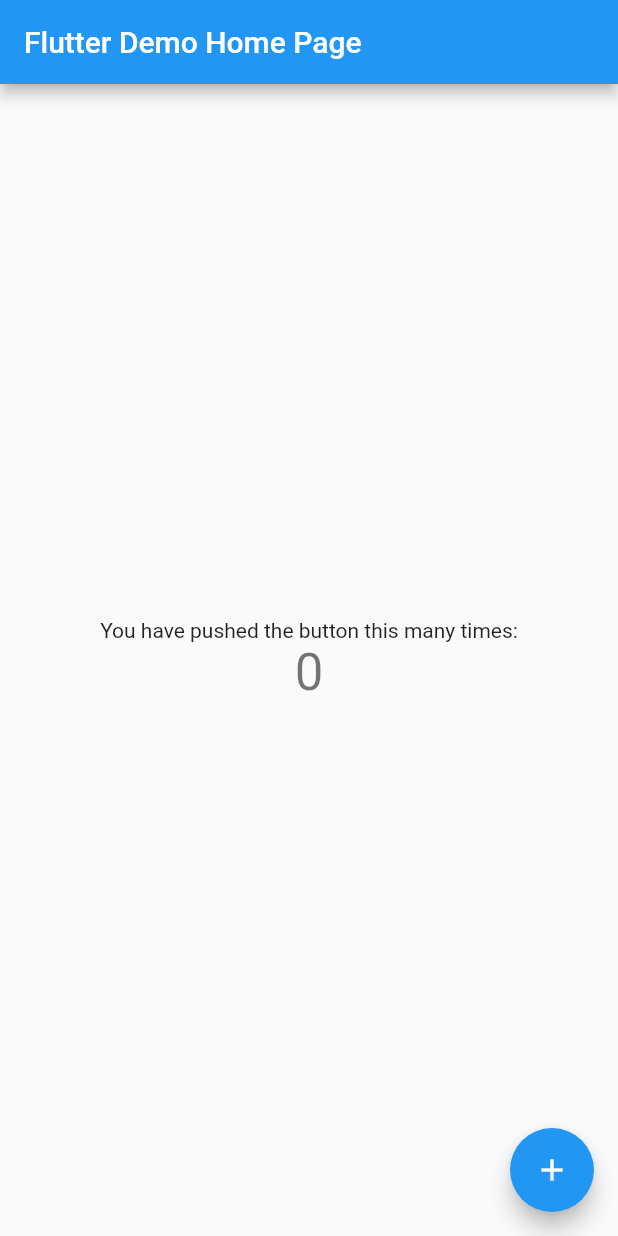
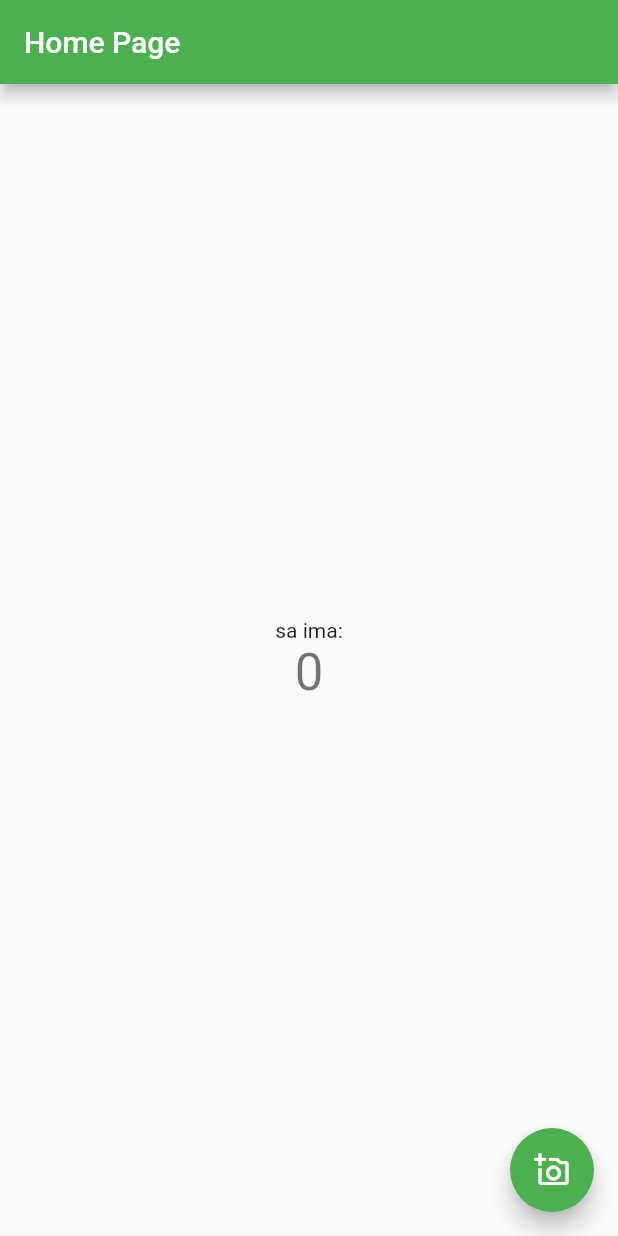
Before and after one commit to gane11/flutterTest, a Flutter app: the screen it shows after launch, on a phone screen of 412 x 824 dp. Run offline on Flutter 3.47's test engine with Material 2 defaults, Android fonts, the phone set to English and light mode, and no system bars; missing offline and left inert: qr_code_scanner.

```diff
--- a/flutter_application_1/lib/main.dart
+++ b/flutter_application_1/lib/main.dart
@@ -1,4 +1,7 @@
 import 'package:flutter/material.dart';
+import 'package:qr_code_scanner/qr_code_scanner.dart';
+import 'dart:developer';
+import 'dart:io';
 
 void main() {
   runApp(const MyApp());
@@ -11,35 +14,17 @@ class MyApp extends StatelessWidget {
   @override
   Widget build(BuildContext context) {
     return MaterialApp(
-      title: 'Flutter Demo',
+      title: 'Gane',
       theme: ThemeData(
-        // This is the theme of your application.
-        //
-        // Try running your application with "flutter run". You'll see the
-        // application has a blue toolbar. Then, without quitting the app, try
-        // changing the primarySwatch below to Colors.green and then invoke
-        // "hot reload" (press "r" in the console where you ran "flutter run",
-        // or simply save your changes to "hot reload" in a Flutter IDE).
-        // Notice that the counter didn't reset back to zero; the application
-        // is not restarted.
-        primarySwatch: Colors.blue,
+        primarySwatch: Colors.green,
       ),
-      home: const MyHomePage(title: 'Flutter Demo Home Page'),
+      home: const MyHomePage(title: 'Home Page'),
     );
   }
 }
 
 class MyHomePage extends StatefulWidget {
   const MyHomePage({super.key, required this.title});
-
-  // This widget is the home page of your application. It is stateful, meaning
-  // that it has a State object (defined below) that contains fields that affect
-  // how it looks.
-
-  // This class is the configuration for the state. It holds the values (in this
-  // case the title) provided by the parent (in this case the App widget) and
-  // used by the build method of the State. Fields in a Widget subclass are
-  // always marked "final".
 
   final String title;
 
@@ -52,51 +37,22 @@ class _MyHomePageState extends State<MyHomePage> {
 
   void _incrementCounter() {
     setState(() {
-      // This call to setState tells the Flutter framework that something has
-      // changed in this State, which causes it to rerun the build method below
-      // so that the display can reflect the updated values. If we changed
-      // _counter without calling setState(), then the build method would not be
-      // called again, and so nothing would appear to happen.
       _counter++;
     });
   }
 
   @override
   Widget build(BuildContext context) {
-    // This method is rerun every time setState is called, for instance as done
-    // by the _incrementCounter method above.
-    //
-    // The Flutter framework has been optimized to make rerunning build methods
-    // fast, so that you can just rebuild anything that needs updating rather
-    // than having to individually change instances of widgets.
     return Scaffold(
       appBar: AppBar(
-        // Here we take the value from the MyHomePage object that was created by
-        // the App.build method, and use it to set our appbar title.
         title: Text(widget.title),
       ),
       body: Center(
-        // Center is a layout widget. It takes a single child and positions it
-        // in the middle of the parent.
         child: Column(
-          // Column is also a layout widget. It takes a list of children and
-          // arranges them vertically. By default, it sizes itself to fit its
-          // children horizontally, and tries to be as tall as its parent.
-          //
-          // Invoke "debug painting" (press "p" in the console, choose the
-          // "Toggle Debug Paint" action from the Flutter Inspector in Android
-          // Studio, or the "Toggle Debug Paint" command in Visual Studio Code)
-          // to see the wireframe for each widget.
-          //
-          // Column has various properties to control how it sizes itself and
-          // how it positions its children. Here we use mainAxisAlignment to
-          // center the children vertically; the main axis here is the vertical
-          // axis because Columns are vertical (the cross axis would be
-          // horizontal).
           mainAxisAlignment: MainAxisAlignment.center,
           children: <Widget>[
             const Text(
-              'You have pushed the button this many times:',
+              'sa ima:',
             ),
             Text(
               '$_counter',
@@ -108,8 +64,196 @@ class _MyHomePageState extends State<MyHomePage> {
       floatingActionButton: FloatingActionButton(
         onPressed: _incrementCounter,
         tooltip: 'Increment',
-        child: const Icon(Icons.add),
+        child: const Icon(Icons.add_a_photo_outlined),
       ), // This trailing comma makes auto-formatting nicer for build methods.
     );
   }
 }
+
+
+///QR Code
+// void main() => runApp(const MaterialApp(home: MyHome()));
+
+// class MyHome extends StatelessWidget {
+//   const MyHome({Key? key}) : super(key: key);
+
+//   @override
+//   Widget build(BuildContext context) {
+//     return Scaffold(
+//       appBar: AppBar(title: const Text('Flutter Demo Home Page')),
+//       body: Center(
+//         child: ElevatedButton(
+//           onPressed: () {
+//             Navigator.of(context).push(MaterialPageRoute(
+//               builder: (context) => const QRViewExample(),
+//             ));
+//           },
+//           child: const Text('qrView'),
+//         ),
+//       ),
+//     );
+//   }
+// }
+
+// class QRViewExample extends StatefulWidget {
+//   const QRViewExample({Key? key}) : super(key: key);
+
+//   @override
+//   State<StatefulWidget> createState() => _QRViewExampleState();
+// }
+
+// class _QRViewExampleState extends State<QRViewExample> {
+//   Barcode? result;
+//   QRViewController? controller;
+//   final GlobalKey qrKey = GlobalKey(debugLabel: 'QR');
+
+//   // In order to get hot reload to work we need to pause the camera if the platform
+//   // is android, or resume the camera if the platform is iOS.
+//   @override
+//   void reassemble() {
+//     super.reassemble();
+//     if (Platform.isAndroid) {
+//       controller!.pauseCamera();
+//     }
+//     controller!.resumeCamera();
+//   }
+
+//   @override
+//   Widget build(BuildContext context) {
+//     return Scaffold(
+//       body: Column(
+//         children: <Widget>[
+//           Expanded(flex: 4, child: _buildQrView(context)),
+//           Expanded(
+//             flex: 1,
+//             child: FittedBox(
+//               fit: BoxFit.contain,
+//               child: Column(
+//                 mainAxisAlignment: MainAxisAlignment.spaceEvenly,
+//                 children: <Widget>[
+//                   if (result != null)
+//                     Text(
+//                         'Barcode Type: ${describeEnum(result!.format)}   Data: ${result!.code}')
+//                   else
+//                     const Text('Scan a code'),
+//                   Row(
+//                     mainAxisAlignment: MainAxisAlignment.center,
+//                     crossAxisAlignment: CrossAxisAlignment.center,
+//                     children: <Widget>[
+//                       Container(
+//                         margin: const EdgeInsets.all(8),
+//                         child: ElevatedButton(
+//                             onPressed: () async {
+//                               await controller?.toggleFlash();
+//                               setState(() {});
+//                             },
+//                             child: FutureBuilder(
+//                               future: controller?.getFlashStatus(),
+//                               builder: (context, snapshot) {
+//                                 return Text('Flash: ${snapshot.data}');
+//                               },
+//                             )),
+//                       ),
+//                       Container(
+//                         margin: const EdgeInsets.all(8),
+//                         child: ElevatedButton(
+//                             onPressed: () async {
+//                               await controller?.flipCamera();
+//                               setState(() {});
+//                             },
+//                             child: FutureBuilder(
+//                               future: controller?.getCameraInfo(),
+//                               builder: (context, snapshot) {
+//                                 if (snapshot.data != null) {
+//                                   return Text(
+//                                       'Camera facing ${describeEnum(snapshot.data!)}');
+//                                 } else {
+//                                   return const Text('loading');
+//                                 }
+//                               },
+//                             )),
+//                       )
+//                     ],
+//                   ),
+//                   Row(
+//                     mainAxisAlignment: MainAxisAlignment.center,
+//                     crossAxisAlignment: CrossAxisAlignment.center,
+//                     children: <Widget>[
+//                       Container(
+//                         margin: const EdgeInsets.all(8),
+//                         child: ElevatedButton(
+//                           onPressed: () async {
+//                             await controller?.pauseCamera();
+//                           },
+//                           child: const Text('pause',
+//                               style: TextStyle(fontSize: 20)),
+//                         ),
+//                       ),
+//                       Container(
+//                         margin: const EdgeInsets.all(8),
+//                         child: ElevatedButton(
+//                           onPressed: () async {
+//                             await controller?.resumeCamera();
+//                           },
+//                           child: const Text('resume',
+//                               style: TextStyle(fontSize: 20)),
+//                         ),
+//                       )
+//                     ],
+//                   ),
+//                 ],
+//               ),
+//             ),
+//           )
+//         ],
+//       ),
+//     );
+//   }
+
+//   Widget _buildQrView(BuildContext context) {
+//     // For this example we check how width or tall the device is and change the scanArea and overlay accordingly.
+//     var scanArea = (MediaQuery.of(context).size.width < 400 ||
+//             MediaQuery.of(context).size.height < 400)
+//         ? 150.0
+//         : 300.0;
+//     // To ensure the Scanner view is properly sizes after rotation
+//     // we need to listen for Flutter SizeChanged notification and update controller
+//     return QRView(
+//       key: qrKey,
+//       onQRViewCreated: _onQRViewCreated,
+//       overlay: QrScannerOverlayShape(
+//           borderColor: Colors.red,
+//           borderRadius: 10,
+//           borderLength: 30,
+//           borderWidth: 10,
+//           cutOutSize: scanArea),
+//       onPermissionSet: (ctrl, p) => _onPermissionSet(context, ctrl, p),
+//     );
+//   }
+
+//   void _onQRViewCreated(QRViewController controller) {
+//     setState(() {
+//       this.controller = controller;
+//     });
+//     controller.scannedDataStream.listen((scanData) {
+//       setState(() {
+//         result = scanData;
+//       });
+//     });
+//   }
+
+//   void _onPermissionSet(BuildContext context, QRViewController ctrl, bool p) {
+//     log('${DateTime.now().toIso8601String()}_onPermissionSet $p');
+//     if (!p) {
+//       ScaffoldMessenger.of(context).showSnackBar(
+//         const SnackBar(content: Text('no Permission')),
+//       );
+//     }
+//   }
+
+//   @override
+//   void dispose() {
+//     controller?.dispose();
+//     super.dispose();
+//   }
+// }
--- a/flutter_application_1/pubspec.yaml
+++ b/flutter_application_1/pubspec.yaml
@@ -36,6 +36,7 @@ dependencies:
   # The following adds the Cupertino Icons font to your application.
   # Use with the CupertinoIcons class for iOS style icons.
   cupertino_icons: ^1.0.2
+  qr_code_scanner: ^1.0.1
 
 dev_dependencies:
   flutter_test:
```
Also changed, not shown: flutter_application_1/pubspec.lock, 8 other files.
